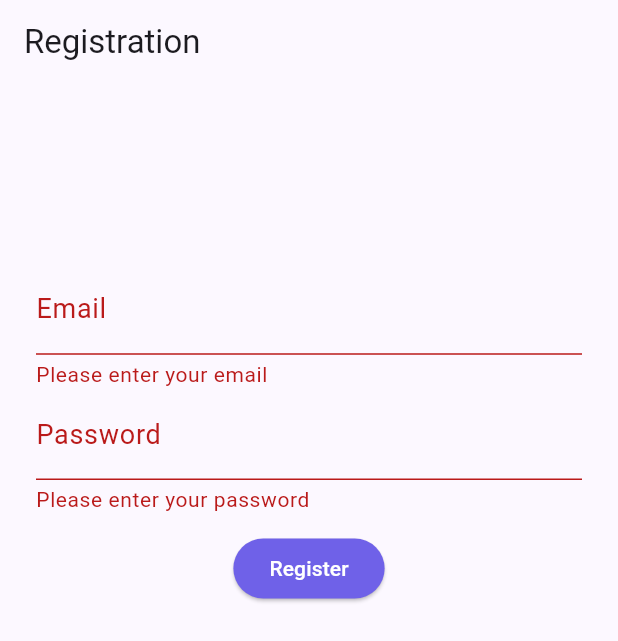
After one commit to alterax05/chatgame, a Flutter app: the RegistrationPage screen opened by its route, after a tap on "Register", on a phone screen of 412 x 824 dp. The commit adds this screen. Shown: the top 641 px of the screen. Run offline on Flutter 3.47's test engine with Material 3 defaults, Android fonts, the phone set to English and light mode, and no system bars; our stand-ins replace bubble, equatable, flutter_bloc, flutter_chat_types, flutter_chat_ui, go_router.

Commit message:
Add login and registration page

```diff
--- /dev/null
+++ b/app/lib/pages/registration_screen.dart
@@ -0,0 +1,70 @@
+import 'package:chatgame/pages/login_screen.dart';
+import 'package:flutter/material.dart';
+
+class RegistrationPage extends StatefulWidget {
+  const RegistrationPage({super.key});
+
+  @override
+  State<RegistrationPage> createState() => _RegistrationPageState();
+}
+
+class _RegistrationPageState extends State<RegistrationPage> {
+  final _formKey = GlobalKey<FormState>();
+  final _emailController = TextEditingController();
+  final _passwordController = TextEditingController();
+
+  @override
+  Widget build(BuildContext context) {
+    return Scaffold(
+      appBar: AppBar(
+        title: const Text('Registration'),
+      ),
+      body: Form(
+        key: _formKey,
+        child: Padding(
+          padding: const EdgeInsets.all(24.0),
+          child: Column(
+            children: <Widget>[
+              const SizedBox(height: 96.0),
+              TextFormField(
+                controller: _emailController,
+                decoration: const InputDecoration(labelText: 'Email'),
+                validator: (value) {
+                  if (value == null || value.isEmpty) {
+                    return 'Please enter your email';
+                  }
+                  String pattern = r'^[\w-]+(\.[\w-]+)*@([\w-]+\.)+[a-zA-Z]{2,7}$';
+                  RegExp regex = RegExp(pattern);
+                  if (!regex.hasMatch(value)) {
+                    return 'Enter a valid email';
+                  }
+                  return null;
+                },
+              ),
+              TextFormField(
+                controller: _passwordController,
+                decoration: const InputDecoration(labelText: 'Password'),
+                obscureText: true,
+                validator: (value) {
+                  if (value == null || value.isEmpty) {
+                    return 'Please enter your password';
+                  }
+                  return null;
+                },
+              ),
+              const SizedBox(height: 12.0),
+              ElevatedButton(
+                onPressed: () {
+                  if (_formKey.currentState!.validate()) {
+                    // Perform registration operation
+                  }
+                },
+                child: const Text('Register'),
+              ),
+            ],
+          ),
+        ),
+      ),
+    );
+  }
+}
--- a/app/lib/routes/router.dart
+++ b/app/lib/routes/router.dart
@@ -1,4 +1,6 @@
 import 'package:chatgame/pages/chat_screen.dart';
+import 'package:chatgame/pages/login_screen.dart';
+import 'package:chatgame/pages/registration_screen.dart';
 import 'package:chatgame/pages/start_screen.dart';
 import 'package:go_router/go_router.dart';
 
@@ -12,5 +14,13 @@ final appRouter = GoRouter(
       path: "/chat",
       builder: (context, state) => const ChatScreen(),
     ),
+    GoRoute(
+      path: "/login",
+      builder: (context, state) => const LoginPage(),
+    ),
+    GoRoute(
+      path: "/register",
+      builder: (context, state) => const RegistrationPage(),
+    ),
   ],
 );
```
Also changed, not shown: app/lib/pages/login_screen.dart (added, +77 -0 lines).
